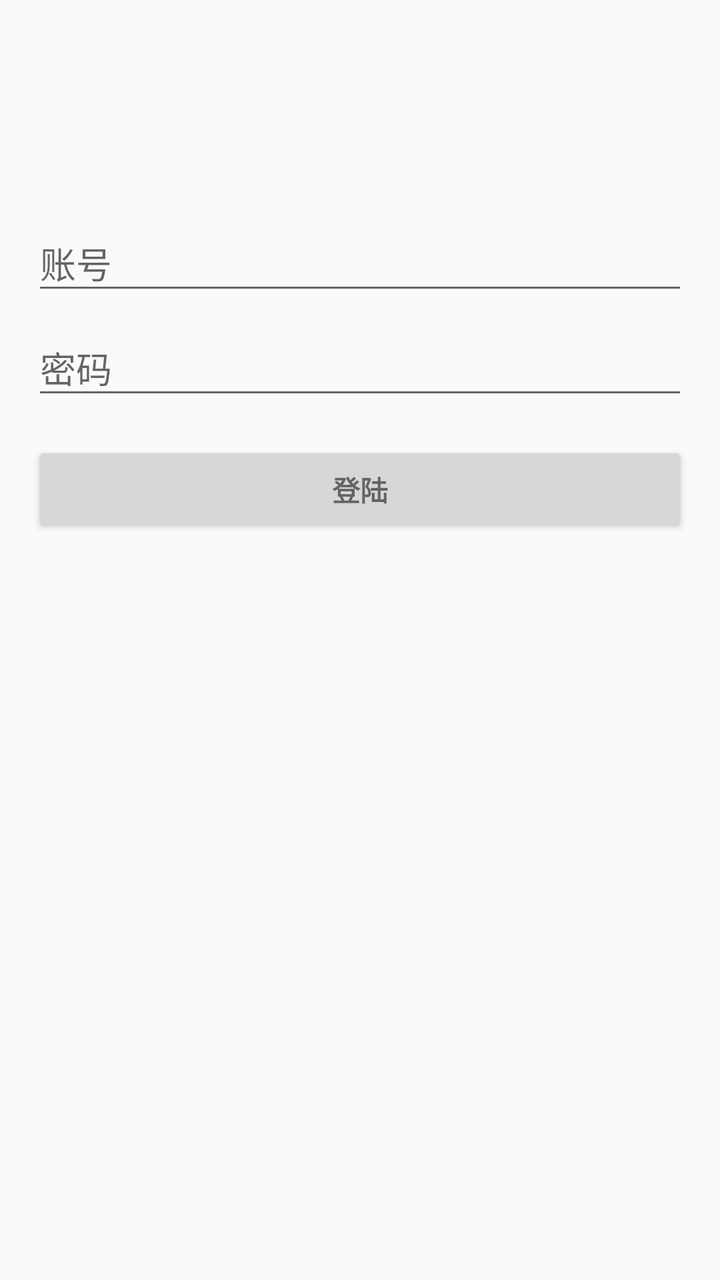
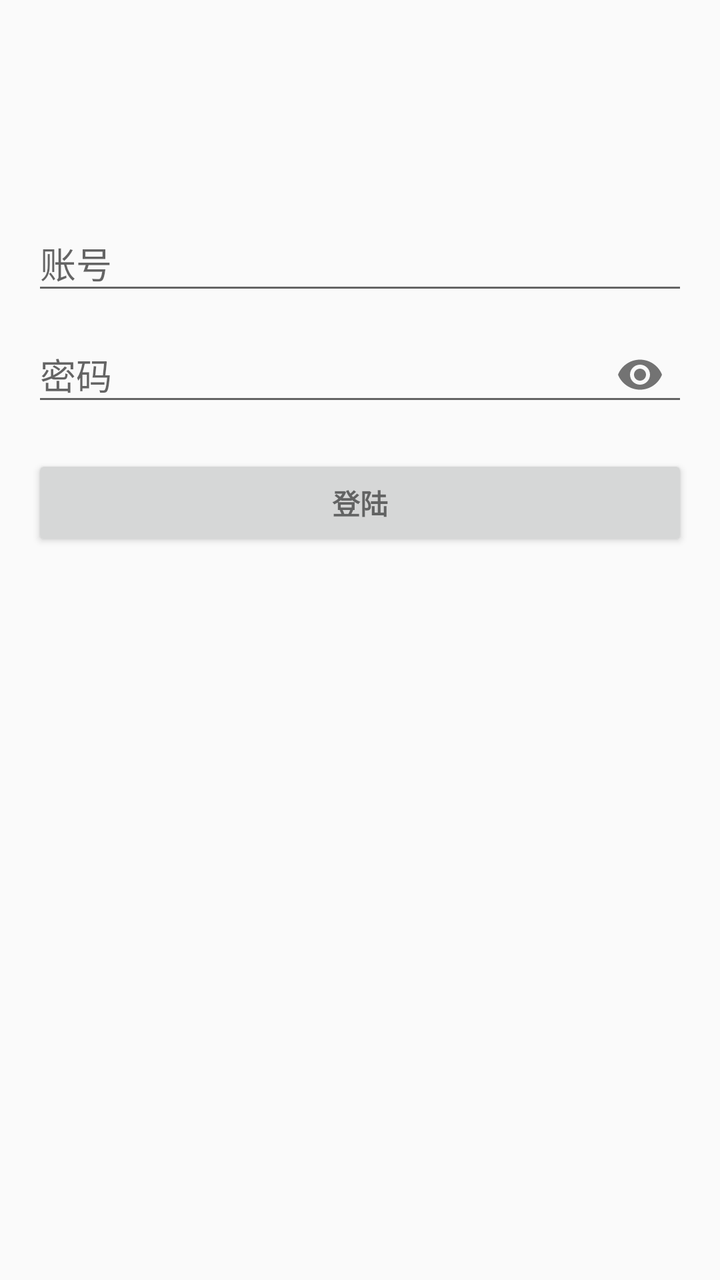

Before-and-after screenshots of an Android layout around one commit, followed by the original layout XML and the change that was made.
<!-- AndroidManifest.xml: application theme AppTheme -->
<!-- res/layout/activity_login.xml -->
<?xml version="1.0" encoding="utf-8"?>
<LinearLayout xmlns:android="http://schemas.android.com/apk/res/android"
    xmlns:tools="http://schemas.android.com/tools"
    android:layout_width="match_parent"
    android:layout_height="match_parent"
    android:gravity="center_horizontal"
    android:orientation="vertical"
    android:paddingBottom="@dimen/activity_vertical_margin"
    android:paddingLeft="@dimen/activity_horizontal_margin"
    android:paddingRight="@dimen/activity_horizontal_margin"
    android:paddingTop="100dp"
    tools:context=".hkbc.login.LoginActivity">

    
    <ProgressBar
        android:id="@+id/login_progress"
        style="?android:attr/progressBarStyleLarge"
        android:layout_width="wrap_content"
        android:layout_height="wrap_content"
        android:layout_marginBottom="8dp"
        android:visibility="gone" />

    <ScrollView
        android:id="@+id/login_form"
        android:layout_width="match_parent"
        android:layout_height="match_parent">

        <LinearLayout
            android:id="@+id/email_login_form"
            android:layout_width="match_parent"
            android:layout_height="wrap_content"
            android:orientation="vertical">

            <com.google.android.material.textfield.TextInputLayout
                android:layout_width="match_parent"
                android:layout_height="wrap_content">

                <AutoCompleteTextView
                    android:id="@+id/login_email"
                    android:layout_width="match_parent"
                    android:layout_height="wrap_content"
                    android:hint="@string/prompt_email"
                    android:inputType="textEmailAddress"
                    android:maxLines="1"
                    android:singleLine="true" />

            </com.google.android.material.textfield.TextInputLayout>

            <com.google.android.material.textfield.TextInputLayout
                android:layout_width="match_parent"
                android:layout_height="wrap_content">

                <EditText
                    android:id="@+id/password"
                    android:layout_width="match_parent"
                    android:layout_height="wrap_content"
                    android:hint="@string/prompt_password"
                    android:imeActionId="6"
                    android:imeActionLabel="@string/action_sign_in_short"
                    android:imeOptions="actionUnspecified"
                    android:inputType="textPassword"
                    android:maxLines="1"
                    android:singleLine="true" />

            </com.google.android.material.textfield.TextInputLayout>

            <Button
                android:id="@+id/email_sign_in_button"
                style="?android:textAppearanceSmall"
                android:layout_width="match_parent"
                android:layout_height="wrap_content"
                android:layout_marginTop="16dp"
                android:text="@string/action_sign_in"
                android:textStyle="bold" />

        </LinearLayout>
    </ScrollView>
</LinearLayout>
<!-- resources referenced by this layout -->
<resources>
  <dimen name="activity_horizontal_margin">16dp</dimen>
  <dimen name="activity_vertical_margin">16dp</dimen>
  <string name="action_sign_in">登陆</string>
  <string name="action_sign_in_short">Sign in</string>
  <string name="prompt_email">账号</string>
  <string name="prompt_password">密码</string>
  <style name="AppTheme" parent="Theme.AppCompat.Light.DarkActionBar">
          
          <item name="colorPrimary">@color/colorPrimary</item>
          <item name="colorPrimaryDark">@color/colorPrimaryDark</item>
          <item name="colorAccent">@color/colorAccent</item>
      </style>
  <color name="colorPrimary">@color/primary</color>
  <color name="colorPrimaryDark">@color/primary_dark</color>
  <color name="colorAccent">@color/accent</color>
  <color name="primary">#607D8B</color>
  <color name="primary_dark">#455A64</color>
  <color name="accent">#FF5722</color>
</resources>

<!-- the commit's change to res/layout/activity_login.xml (unified diff, before → after) -->
@@ -1,5 +1,6 @@
 <?xml version="1.0" encoding="utf-8"?>
 <LinearLayout xmlns:android="http://schemas.android.com/apk/res/android"
+    xmlns:app="http://schemas.android.com/apk/res-auto"
     xmlns:tools="http://schemas.android.com/tools"
     android:layout_width="match_parent"
     android:layout_height="match_parent"
@@ -46,9 +47,11 @@
 
             </com.google.android.material.textfield.TextInputLayout>
 
+            
             <com.google.android.material.textfield.TextInputLayout
                 android:layout_width="match_parent"
-                android:layout_height="wrap_content">
+                android:layout_height="wrap_content"
+                app:endIconMode="password_toggle">
 
                 <EditText
                     android:id="@+id/password"
